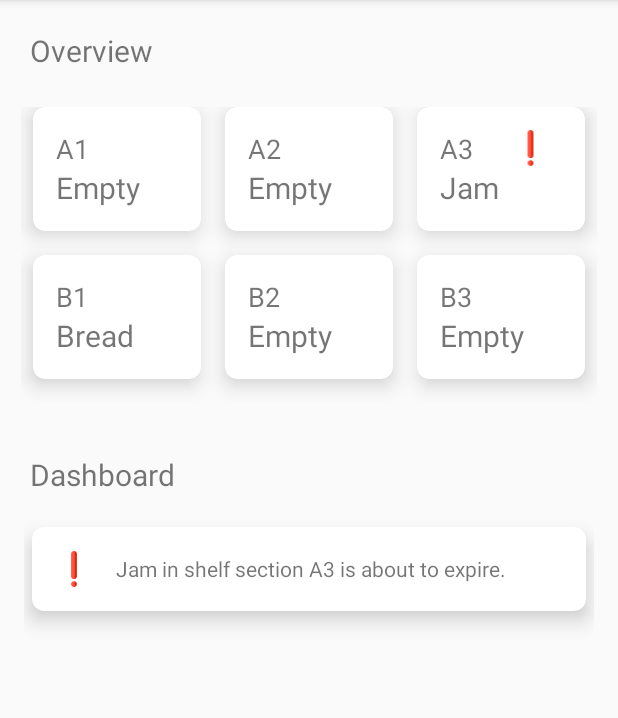
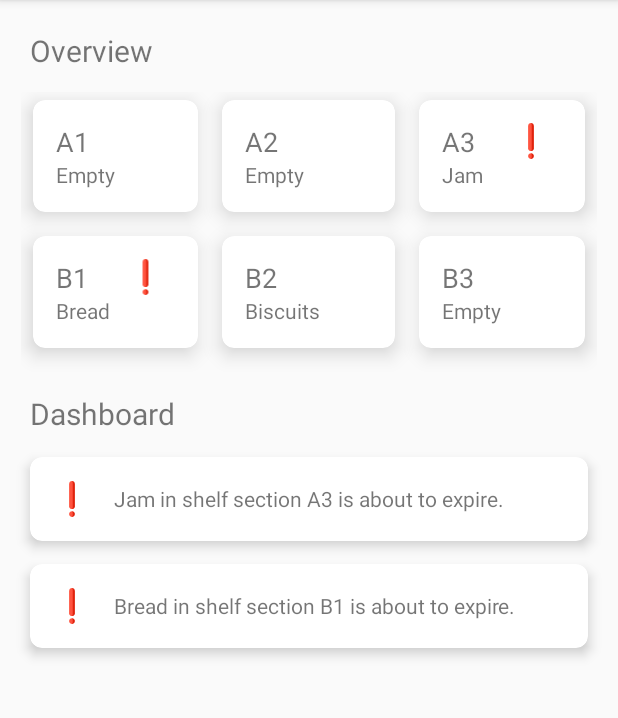
Before and after one commit to Ojasvi-Jalal/SystemDesignProject-Team2, an Android app: the screen it shows after launch (MainActivity), on a phone screen of 412 x 824 dp, the part 84-802 px from its top. Run offline under Robolectric (Android 15) with nearby library versions, the light colour scheme and no system bars.

Commit message:
Backend code work (dynamic views completion)

```diff
--- a/android-app/app/src/main/java/com/example/ojasvi/roboreachapp/Item.kt
+++ b/android-app/app/src/main/java/com/example/ojasvi/roboreachapp/Item.kt
@@ -4,5 +4,11 @@ import java.io.Serializable
 import java.time.LocalDate
 
 data class Item(var title: String = "Unknown",
-                var expiration: LocalDate = LocalDate.now().plusMonths(1), // default expiration in a month
-                var barcode: String = ""): Serializable
+                var expiration: LocalDate = LocalDate.now().plusDays(7), // default expiration in a month
+                var barcode: String = ""): Serializable {
+
+
+    fun expiresSoon(): Boolean = expiration.isBefore(LocalDate.now().plusDays(7)) || expiration.isEqual(LocalDate.now().plusDays(7))
+
+
+}
--- a/android-app/app/src/main/java/com/example/ojasvi/roboreachapp/MainActivity.kt
+++ b/android-app/app/src/main/java/com/example/ojasvi/roboreachapp/MainActivity.kt
@@ -7,25 +7,105 @@ import android.support.v7.widget.CardView
 import android.support.v7.widget.LinearLayoutManager
 import android.support.v7.widget.RecyclerView
 import android.support.v4.app.ActivityOptionsCompat
+import android.view.View
+import android.widget.ImageView
 import android.widget.TextView
+import java.time.LocalDate
 
 
 class MainActivity : AppCompatActivity() {
 
     private var recyclerView: RecyclerView? = null
 
-    lateinit var shelf_a1: Shelf
-    lateinit var shelf_a2: Shelf
-    lateinit var shelf_a3: Shelf
-    lateinit var shelf_b1: Shelf
-    lateinit var shelf_b2: Shelf
-    lateinit var shelf_b3: Shelf
+    private lateinit var shelf_a1: Shelf
+    private lateinit var shelf_a2: Shelf
+    private lateinit var shelf_a3: Shelf
+    private lateinit var shelf_b1: Shelf
+    private lateinit var shelf_b2: Shelf
+    private lateinit var shelf_b3: Shelf
 
     override fun onCreate(savedInstanceState: Bundle?) {
 
         super.onCreate(savedInstanceState)
         setContentView(R.layout.card_shelves)
         supportActionBar?.title = "RoboReach"
+
+        initializeShelves()
+
+        /* DEBUG code - REMOVE LATER */
+        generateFakeItems()
+        /* DEBUG CODE ABOVE */
+
+        generateNotifications()
+        refreshShelfInfo()
+
+    }
+
+    private fun initializeShelves() {
+        // Should get shelf data from hardware/local database
+        shelf_a1 = Shelf(null, "A1")
+        shelf_a2 = Shelf(null, "A2")
+        shelf_a3 = Shelf(null, "A3")
+        shelf_b1 = Shelf(null, "B1")
+        shelf_b2 = Shelf(null, "B2")
+        shelf_b3 = Shelf(null, "B3")
+    }
+
+    private fun generateFakeItems() {
+        // Creates fake Item and Notification objects
+        val jam = Item("Jam")
+        shelf_a3.item = jam
+        val bread = Item("Bread")
+        shelf_b1.item = bread
+        val biscuits = Item("Biscuits", LocalDate.now().plusDays(8), "34696453453")
+        shelf_b2.item = biscuits
+    }
+
+
+    private fun generateNotifications() {
+
+        val listOfNotifications = mutableListOf<Notification>()
+
+        if(shelf_a1.item != null && shelf_a1.item!!.expiresSoon()) {
+            val notification = Notification(shelf_a1)
+            listOfNotifications.add(notification)
+        }
+
+        if(shelf_a2.item != null && shelf_a2.item!!.expiresSoon()) {
+            val notification = Notification(shelf_a2)
+            listOfNotifications.add(notification)
+        }
+
+        if(shelf_a3.item != null && shelf_a3.item!!.expiresSoon()) {
+            val notification = Notification(shelf_a3)
+            listOfNotifications.add(notification)
+        }
+
+        if(shelf_b1.item != null && shelf_b1.item!!.expiresSoon()) {
+            val notification = Notification(shelf_b1)
+            listOfNotifications.add(notification)
+        }
+
+        if(shelf_b2.item != null && shelf_b2.item!!.expiresSoon()) {
+            val notification = Notification(shelf_b2)
+            listOfNotifications.add(notification)
+        }
+
+        if(shelf_b3.item != null && shelf_b3.item!!.expiresSoon()) {
+            val notification = Notification(shelf_b3)
+            listOfNotifications.add(notification)
+        }
+
+        // Deals with notification list
+        recyclerView = findViewById(R.id.notifications)
+        val adapter = NotificationAdapter(listOfNotifications)
+        val linearLayoutManager = LinearLayoutManager(this, LinearLayoutManager.VERTICAL, false)
+        recyclerView!!.layoutManager = linearLayoutManager
+        recyclerView!!.adapter = adapter
+
+    }
+
+    private fun refreshShelfInfo() {
 
         val a1CardView = findViewById<CardView>(R.id.a1_card)
         val a2CardView = findViewById<CardView>(R.id.a2_card)
@@ -59,37 +139,92 @@ class MainActivity : AppCompatActivity() {
             startActivity(Intent(this, ShelfActivity::class.java).putExtra("shelf", shelf_b3), options.toBundle())
         }
 
-        shelf_a1 = Shelf(null, "A1")
-        shelf_a2 = Shelf(null, "A2")
-        shelf_a3 = Shelf(null, "A3")
-        shelf_b1 = Shelf(null, "B1")
-        shelf_b2 = Shelf(null, "B2")
-        shelf_b3 = Shelf(null, "B3")
+        val a1_title = findViewById<TextView>(R.id.a1_title)
+        val a2_title = findViewById<TextView>(R.id.a2_title)
+        val a3_title = findViewById<TextView>(R.id.a3_title)
+        val b1_title = findViewById<TextView>(R.id.b1_title)
+        val b2_title = findViewById<TextView>(R.id.b2_title)
+        val b3_title = findViewById<TextView>(R.id.b3_title)
 
+        val a1_warn = findViewById<ImageView>(R.id.a1_warn)
+        val a2_warn = findViewById<ImageView>(R.id.a2_warn)
+        val a3_warn = findViewById<ImageView>(R.id.a3_warn)
+        val b1_warn = findViewById<ImageView>(R.id.b1_warn)
+        val b2_warn = findViewById<ImageView>(R.id.b2_warn)
+        val b3_warn = findViewById<ImageView>(R.id.b3_warn)
 
-        /* DEBUG code - REMOVE LATER */
+        when(shelf_a1.item) {
+            null -> {
+                a1_title.text = "Empty"
+                a1_warn.visibility = View.GONE
+            }
+            else -> {
+                a1_title.text = shelf_a1.item!!.title
+                if(shelf_a1.item!!.expiresSoon()) a1_warn.visibility = View.VISIBLE
+                else a1_warn.visibility = View.GONE
+            }
+        }
 
-        // Creates fake Item and Notification objects
-        val jam = Item("Jam")
-        shelf_a3.item = jam
-        val notification = Notification(shelf_a3)
-        val listOfNotifications = mutableListOf<Notification>()
-        listOfNotifications.add(notification)
+        when(shelf_a2.item) {
+            null -> {
+                a2_title.text = "Empty"
+                a2_warn.visibility = View.GONE
+            }
+            else -> {
+                a2_title.text = shelf_a2.item!!.title
+                if(shelf_a2.item!!.expiresSoon()) a2_warn.visibility = View.VISIBLE
+                else a2_warn.visibility = View.GONE
+            }
+        }
 
-        // Deals with notification list
-        recyclerView = findViewById(R.id.notifications)
+        when(shelf_a3.item) {
+            null -> {
+                a3_title.text = "Empty"
+                a3_warn.visibility = View.GONE
+            }
+            else -> {
+                a3_title.text = shelf_a3.item!!.title
+                if(shelf_a3.item!!.expiresSoon()) a3_warn.visibility = View.VISIBLE
+                else a3_warn.visibility = View.GONE
+            }
+        }
 
-        val adapter = NotificationAdapter(listOfNotifications)
-        val linearLayoutManager = LinearLayoutManager(this, LinearLayoutManager.VERTICAL, false)
-        recyclerView!!.layoutManager = linearLayoutManager
-        recyclerView!!.adapter = adapter
+        when(shelf_b1.item) {
+            null -> {
+                b1_title.text = "Empty"
+                b1_warn.visibility = View.GONE
+            }
+            else -> {
+                b1_title.text = shelf_b1.item!!.title
+                if(shelf_b1.item!!.expiresSoon()) b1_warn.visibility = View.VISIBLE
+                else b1_warn.visibility = View.GONE
+            }
+        }
 
-        /* DEBUG CODE ABOVE */
+        when(shelf_b2.item) {
+            null -> {
+                b2_title.text = "Empty"
+                b2_warn.visibility = View.GONE
+            }
+            else -> {
+                b2_title.text = shelf_b2.item!!.title
+                if(shelf_b2.item!!.expiresSoon()) b2_warn.visibility = View.VISIBLE
+                else b2_warn.visibility = View.GONE
+            }
+        }
 
-    }
+        when(shelf_b3.item) {
+            null -> {
+                b3_title.text = "Empty"
+                b3_warn.visibility = View.GONE
+            }
+            else -> {
+                b3_title.text = shelf_b3.item!!.title
+                if(shelf_b3.item!!.expiresSoon()) b3_warn.visibility = View.VISIBLE
+                else b3_warn.visibility = View.GONE
+            }
+        }
 
-    fun displayShelfInfo() {
-        val a1_id = findViewById<TextView>(R.id.a1_id)
     }
 
 
--- a/android-app/app/src/main/java/com/example/ojasvi/roboreachapp/ShelfActivity.kt
+++ b/android-app/app/src/main/java/com/example/ojasvi/roboreachapp/ShelfActivity.kt
@@ -5,7 +5,9 @@ import android.os.Bundle
 import android.view.MenuItem
 import android.widget.EditText
 import android.support.design.widget.FloatingActionButton
+import android.view.View
 import android.widget.Button
+import android.widget.ImageView
 import android.widget.TextView
 import org.jetbrains.anko.indeterminateProgressDialog
 import java.time.format.DateTimeFormatter
@@ -60,11 +62,19 @@ class ShelfActivity : AppCompatActivity() {
         val itemTitle: TextView = findViewById(R.id.title)
         val expirationDate: EditText = findViewById(R.id.expiry)
         val barcode: EditText = findViewById(R.id.barcode)
+        val warning: ImageView = findViewById(R.id.warn)
 
         shelfName.text = shelf.name
         when (item) {
-            null -> itemTitle.text = "Empty"
-            else -> itemTitle.text = item.title
+            null -> {
+                itemTitle.text = "Empty"
+                warning.visibility = View.GONE
+            }
+            else -> {
+                itemTitle.text = item.title
+                if(item.expiresSoon()) warning.visibility = View.VISIBLE
+                else warning.visibility = View.GONE
+            }
         }
         expirationDate.setText(item?.expiration?.format(DateTimeFormatter.ISO_LOCAL_DATE))
         barcode.setText(item?.barcode)
@@ -73,7 +83,6 @@ class ShelfActivity : AppCompatActivity() {
 
     override fun onOptionsItemSelected(item: MenuItem): Boolean {
         when (item.itemId) {
-            // Respond to the action bar's Up/Home button
             android.R.id.home -> {
                 supportFinishAfterTransition()
                 return true
--- a/android-app/app/src/main/res/layout/card_shelves.xml
+++ b/android-app/app/src/main/res/layout/card_shelves.xml
@@ -23,7 +23,6 @@
         android:id="@+id/mainGrid"
         android:layout_width="match_parent"
         android:layout_height="wrap_content"
-        android:layout_marginTop="10dp"
         android:alignmentMode="alignMargins"
         android:columnCount="3"
         android:columnOrderPreserved="false"
@@ -41,6 +40,7 @@
             android:layout_marginBottom="16dp"
             android:layout_marginLeft="8dp"
             android:layout_marginRight="8dp"
+            android:layout_marginTop="5dp"
             android:layout_rowWeight="1"
             android:transitionName="@string/transition_string"
             app:cardCornerRadius="8dp"
@@ -78,11 +78,10 @@
                 <TextView
                     android:id="@+id/a1_title"
                     android:layout_width="match_parent"
-                    android:layout_height="match_parent"
+                    android:layout_height="wrap_content"
                     android:autoSizeTextType="uniform"
                     android:gravity="bottom"
-                    android:text="Empty"
-                    android:textSize="20sp" />
+                    android:text="Empty" />
             </LinearLayout>
 
         </android.support.v7.widget.CardView>
@@ -97,6 +96,7 @@
             android:layout_marginBottom="16dp"
             android:layout_marginLeft="8dp"
             android:layout_marginRight="8dp"
+            android:layout_marginTop="5dp"
             android:layout_rowWeight="1"
             android:transitionName="@string/transition_string"
             app:cardCornerRadius="8dp"
@@ -123,7 +123,7 @@
                         android:textSize="18sp" />
 
                     <ImageView
-                        android:id="@+id/warn"
+                        android:id="@+id/a2_warn"
                         android:layout_width="match_parent"
                         android:layout_height="wrap_content"
                         android:layout_weight="1"
@@ -132,13 +132,12 @@
                 </LinearLayout>
 
                 <TextView
-                    android:id="@+id/title"
+                    android:id="@+id/a2_title"
                     android:layout_width="match_parent"
-                    android:layout_height="match_parent"
+                    android:layout_height="wrap_content"
                     android:autoSizeTextType="uniform"
                     android:gravity="bottom"
-                    android:text="Empty"
-                    android:textSize="20sp" />
+                    android:text="Empty" />
             </LinearLayout>
 
         </android.support.v7.widget.CardView>
@@ -153,6 +152,7 @@
             android:layout_marginBottom="16dp"
             android:layout_marginLeft="8dp"
             android:layout_marginRight="8dp"
+            android:layout_marginTop="5dp"
             android:layout_rowWeight="1"
             android:transitionName="@string/transition_string"
             app:cardCornerRadius="8dp"
@@ -190,11 +190,10 @@
                 <TextView
                     android:id="@+id/a3_title"
                     android:layout_width="match_parent"
-                    android:layout_height="match_parent"
+                    android:layout_height="wrap_content"
                     android:autoSizeTextType="uniform"
                     android:gravity="bottom"
-                    android:text="Jam"
-                    android:textSize="20sp" />
+                    android:text="Jam" />
             </LinearLayout>
 
         </android.support.v7.widget.CardView>
@@ -236,7 +235,7 @@
                         android:textSize="18sp" />
 
                     <ImageView
-                        android:id="@+id/warn"
+                        android:id="@+id/b1_warn"
                         android:layout_width="match_parent"
                         android:layout_height="wrap_content"
                         android:layout_weight="1"
@@ -245,13 +244,12 @@
                 </LinearLayout>
 
                 <TextView
-                    android:id="@+id/textView1"
+                    android:id="@+id/b1_title"
                     android:layout_width="match_parent"
-                    android:layout_height="match_parent"
+                    android:layout_height="wrap_content"
                     android:autoSizeTextType="uniform"
                     android:gravity="bottom"
-                    android:text="Bread"
-                    android:textSize="20sp" />
+                    android:text="Bread" />
             </LinearLayout>
 
         </android.support.v7.widget.CardView>
@@ -292,7 +290,7 @@
                         android:textSize="18sp" />
 
                     <ImageView
-                        android:id="@+id/warn"
+                        android:id="@+id/b2_warn"
                         android:layout_width="match_parent"
                         android:layout_height="wrap_content"
                         android:layout_weight="1"
@@ -301,13 +299,12 @@
                 </LinearLayout>
 
                 <TextView
-                    android:id="@+id/textView1"
+                    android:id="@+id/b2_title"
                     android:layout_width="match_parent"
-                    android:layout_height="match_parent"
+                    android:layout_height="wrap_content"
                     android:autoSizeTextType="uniform"
                     android:gravity="bottom"
-                    android:text="Empty"
-                    android:textSize="20sp" />
+                    android:text="Empty" />
             </LinearLayout>
 
         </android.support.v7.widget.CardView>
@@ -348,7 +345,7 @@
                         android:textSize="18sp" />
 
                     <ImageView
-                        android:id="@+id/warn"
+                        android:id="@+id/b3_warn"
                         android:layout_width="match_parent"
                         android:layout_height="wrap_content"
                         android:layout_weight="1"
@@ -357,13 +354,12 @@
                 </LinearLayout>
 
                 <TextView
-                    android:id="@+id/textView1"
+                    android:id="@+id/b3_title"
                     android:layout_width="match_parent"
-                    android:layout_height="match_parent"
+                    android:layout_height="wrap_content"
                     android:autoSizeTextType="uniform"
                     android:gravity="bottom"
-                    android:text="Empty"
-                    android:textSize="20sp" />
+                    android:text="Empty" />
             </LinearLayout>
 
         </android.support.v7.widget.CardView>
@@ -376,7 +372,6 @@
         android:layout_height="wrap_content"
         android:layout_marginLeft="20dp"
         android:layout_marginRight="20dp"
-        android:layout_marginTop="20dp"
         android:text="Dashboard"
         android:textSize="20sp" />
 
--- a/android-app/app/src/main/res/layout/notification_card.xml
+++ b/android-app/app/src/main/res/layout/notification_card.xml
@@ -1,17 +1,14 @@
 <?xml version="1.0" encoding="utf-8"?>
-<LinearLayout xmlns:android="http://schemas.android.com/apk/res/android"
-    android:layout_width="match_parent"
-    android:layout_height="match_parent"
+<android.support.v7.widget.CardView xmlns:android="http://schemas.android.com/apk/res/android"
     xmlns:app="http://schemas.android.com/apk/res-auto"
-    android:padding="16dp">
-
-    <android.support.v7.widget.CardView
     android:id="@+id/notification"
     android:layout_width="match_parent"
     android:layout_height="wrap_content"
-        android:layout_margin="5dp"
+    android:layout_marginLeft="20dp"
+    android:layout_marginRight="20dp"
+    android:layout_marginTop="15dp"
     app:cardCornerRadius="8dp"
-        app:cardElevation="8dp">
+    app:cardElevation="5dp">
 
     <RelativeLayout
         android:layout_width="match_parent"
@@ -40,5 +37,3 @@
     </RelativeLayout>
 
 </android.support.v7.widget.CardView>
-
-</LinearLayout>
--- a/android-app/app/src/main/res/values/colors.xml
+++ b/android-app/app/src/main/res/values/colors.xml
@@ -2,5 +2,5 @@
 <resources>
     <color name="colorPrimary">#3f51b5</color>
     <color name="colorPrimaryDark">#303F9F</color>
-    <color name="colorAccent">#FF4081</color>
+    <color name="colorAccent">#ff4081</color>
 </resources>
```
Lines whose indentation alone changed are shown as unchanged.
